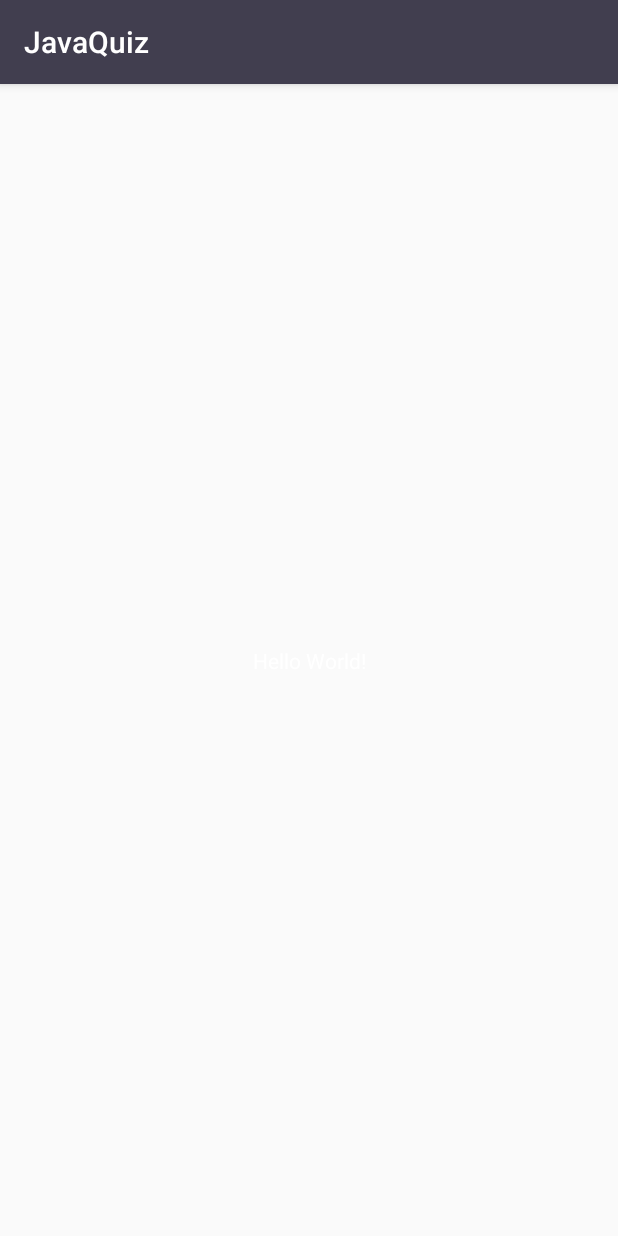
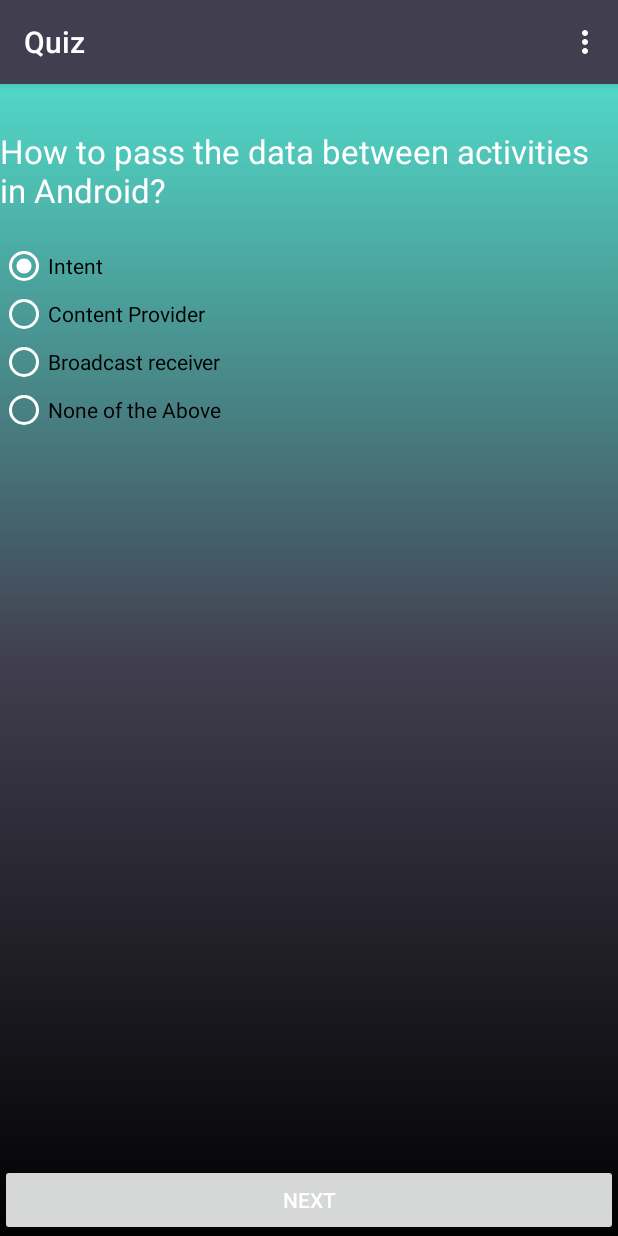
Before and after one commit to arm07/JavaQuiz, an Android app: the QuizMainActivity screen opened directly, with no data from a screen before it, on a phone screen of 412 x 824 dp. Run offline under Robolectric (Android 15) with nearby library versions, the phone set to English and light mode, and no system bars.

Commit message:
Injected questions from SQLite to View(UI)

```diff
--- a/app/src/main/AndroidManifest.xml
+++ b/app/src/main/AndroidManifest.xml
@@ -19,7 +19,8 @@
         <activity android:name=".activities.QuizMainActivity" />
         <activity android:name=".activities.LoginActivity" />
         <activity android:name=".activities.RegisterActivity" />
-        <activity android:name=".activities.DashboardActivity"></activity>
+        <activity android:name=".activities.DashboardActivity" />
+        <activity android:name=".activities.ResultActivity"></activity>
     </application>
 
 </manifest>
--- a/app/src/main/java/com/arm07/android/javaquiz/activities/QuizMainActivity.java
+++ b/app/src/main/java/com/arm07/android/javaquiz/activities/QuizMainActivity.java
@@ -1,15 +1,83 @@
 package com.arm07.android.javaquiz.activities;
 
+import android.content.Intent;
+import android.os.Bundle;
 import android.support.v7.app.AppCompatActivity;
-import android.os.Bundle;
+import android.util.Log;
+import android.view.Menu;
+import android.view.View;
+import android.widget.Button;
+import android.widget.RadioButton;
+import android.widget.RadioGroup;
+import android.widget.TextView;
 
 import com.arm07.android.javaquiz.R;
+import com.arm07.android.javaquiz.model.Question;
+import com.arm07.android.javaquiz.sql.DbHelperQuestions;
+
+import java.util.List;
 
 public class QuizMainActivity extends AppCompatActivity {
 
+    List<Question> quesList;
+    int score=0;
+    int qid=0;
+    Question currentQ;
+    TextView txtQuestion;
+    RadioButton rda, rdb, rdc,rdd;
+    Button butNext;
     @Override
     protected void onCreate(Bundle savedInstanceState) {
         super.onCreate(savedInstanceState);
         setContentView(R.layout.activity_main);
+        DbHelperQuestions db=new DbHelperQuestions(this);
+        quesList=db.getAllQuestions();
+        currentQ=quesList.get(qid);
+        txtQuestion=(TextView)findViewById(R.id.textView1);
+        rda=(RadioButton)findViewById(R.id.radio0);
+        rdb=(RadioButton)findViewById(R.id.radio1);
+        rdc=(RadioButton)findViewById(R.id.radio2);
+        rdd=(RadioButton) findViewById(R.id.radio3);
+        butNext=(Button)findViewById(R.id.button1);
+        setQuestionView();
+        butNext.setOnClickListener(new View.OnClickListener() {
+            @Override
+            public void onClick(View v) {
+                RadioGroup grp=(RadioGroup)findViewById(R.id.radioGroup1);
+                RadioButton answer=(RadioButton)findViewById(grp.getCheckedRadioButtonId());
+                Log.d("yourans", currentQ.getCorrectAnswer()+" "+answer.getText());
+                if(currentQ.getCorrectAnswer().equals(answer.getText()))
+                {
+                    score++;
+                    Log.d("score", "Your score"+score);
+                }
+                if(qid<9){
+                    currentQ=quesList.get(qid);
+                    setQuestionView();
+                }else{
+                    Intent intent = new Intent(QuizMainActivity.this, ResultActivity.class);
+                    Bundle b = new Bundle();
+                    b.putInt("score", score); //Your score
+                    intent.putExtras(b); //Put your score to your next Intent
+                    startActivity(intent);
+                    finish();
+                }
+            }
+        });
+    }
+    @Override
+    public boolean onCreateOptionsMenu(Menu menu) {
+        // Inflate the menu; this adds items to the action bar if it is present.
+        getMenuInflater().inflate(R.menu.activity_menu, menu);
+        return true;
+    }
+    private void setQuestionView()
+    {
+        txtQuestion.setText(currentQ.getQuestion());
+        rda.setText(currentQ.getOptions1());
+        rdb.setText(currentQ.getOptions2());
+        rdc.setText(currentQ.getOptions3());
+        rdd.setText(currentQ.getOptions4());
+        qid++;
     }
 }
--- a/app/src/main/java/com/arm07/android/javaquiz/sql/DatabaseHelper.java
+++ b/app/src/main/java/com/arm07/android/javaquiz/sql/DatabaseHelper.java
@@ -56,13 +56,10 @@ public class DatabaseHelper extends SQLiteOpenHelper {
 
     @Override
     public void onUpgrade(SQLiteDatabase db, int oldVersion, int newVersion) {
-
         //Drop User Table if exist
         db.execSQL(DROP_USER_TABLE);
-
         // Create tables again
         onCreate(db);
-
     }
 
     /**
@@ -116,7 +113,6 @@ public class DatabaseHelper extends SQLiteOpenHelper {
                 null,       //group the rows
                 null,       //filter by row groups
                 sortOrder); //The sort order
-
 
         // Traversing through all rows and adding to list
         if (cursor.moveToFirst()) {
@@ -176,7 +172,6 @@ public class DatabaseHelper extends SQLiteOpenHelper {
      * @return true/false
      */
     public boolean checkUser(String email) {
-
         // array of columns to fetch
         String[] columns = {
                 COLUMN_USER_ID
--- a/app/src/main/java/com/arm07/android/javaquiz/sql/DbHelperQuestions.java
+++ b/app/src/main/java/com/arm07/android/javaquiz/sql/DbHelperQuestions.java
@@ -33,16 +33,19 @@ public class DbHelperQuestions extends SQLiteOpenHelper {
     private static final String KEY_OPTD="optd"; //option d
     private SQLiteDatabase dbase;
 
+    private String sql = "CREATE TABLE IF NOT EXISTS " + TABLE_QUEST + " ( "
+            + KEY_ID + " INTEGER PRIMARY KEY AUTOINCREMENT, " + KEY_QUES
+            + " TEXT, " + KEY_ANSWER+ " TEXT, "+KEY_OPTA +" TEXT, "
+            +KEY_OPTB +" TEXT, "+KEY_OPTC +" TEXT, "+KEY_OPTD+" TEXT)";
+
+    private String DROP_USER_TABLE="DROP TABLE IF EXISTS " + TABLE_QUEST;
+
     public DbHelperQuestions(Context context) {
         super(context, DATABASE_NAME, null, DATABASE_VERSION);
     }
     @Override
     public void onCreate(SQLiteDatabase db) {
         dbase=db;
-        String sql = "CREATE TABLE IF NOT EXISTS " + TABLE_QUEST + " ( "
-                + KEY_ID + " INTEGER PRIMARY KEY AUTOINCREMENT, " + KEY_QUES
-                + " TEXT, " + KEY_ANSWER+ " TEXT, "+KEY_OPTA +" TEXT, "
-                +KEY_OPTB +" TEXT, "+KEY_OPTC +" TEXT, "+KEY_OPTD+" TEXT)";
         db.execSQL(sql);
         addQuestions();
         //db.close();
@@ -51,7 +54,7 @@ public class DbHelperQuestions extends SQLiteOpenHelper {
     @Override
     public void onUpgrade(SQLiteDatabase db, int oldV, int newV) {
         // Drop older table if existed
-        db.execSQL("DROP TABLE IF EXISTS " + TABLE_QUEST);
+        db.execSQL(DROP_USER_TABLE);
         // Create tables again
         onCreate(db);
     }
--- a/app/src/main/res/layout/activity_main.xml
+++ b/app/src/main/res/layout/activity_main.xml
@@ -1,18 +1,60 @@
-<?xml version="1.0" encoding="utf-8"?>
-<android.support.constraint.ConstraintLayout xmlns:android="http://schemas.android.com/apk/res/android"
-    xmlns:app="http://schemas.android.com/apk/res-auto"
+<RelativeLayout xmlns:android="http://schemas.android.com/apk/res/android"
     xmlns:tools="http://schemas.android.com/tools"
     android:layout_width="match_parent"
     android:layout_height="match_parent"
-    tools:context="com.arm07.android.javaquiz.activities.QuizMainActivity">
-
-    <TextView
+    tools:context=".activities.QuizMainActivity"
+    android:background="@drawable/gradient">
+    <LinearLayout
         android:layout_width="wrap_content"
         android:layout_height="wrap_content"
-        android:text="Hello World!"
-        app:layout_constraintBottom_toBottomOf="parent"
-        app:layout_constraintLeft_toLeftOf="parent"
-        app:layout_constraintRight_toRightOf="parent"
-        app:layout_constraintTop_toTopOf="parent" />
+        android:layout_alignParentBottom="true"
+        android:layout_alignParentLeft="true"
+        android:layout_alignParentRight="true"
+        android:layout_alignParentTop="true"
+        android:orientation="vertical" >
 
-</android.support.constraint.ConstraintLayout>
+        <TextView
+            android:id="@+id/textView1"
+            android:layout_width="match_parent"
+            android:layout_height="wrap_content"
+            android:layout_marginTop="30dp"
+            android:text="Large Text"
+            android:textAppearance="?android:attr/textAppearanceLarge" />
+        <RadioGroup
+            android:id="@+id/radioGroup1"
+            android:layout_width="match_parent"
+            android:layout_height="wrap_content"
+            android:layout_marginTop="20dp"
+            android:layout_weight="0.04" >
+            <RadioButton
+                android:id="@+id/radio0"
+                android:layout_width="match_parent"
+                android:layout_height="wrap_content"
+                android:checked="true"
+                android:text="RadioButton" />
+            <RadioButton
+                android:id="@+id/radio1"
+                android:layout_width="match_parent"
+                android:layout_height="wrap_content"
+                android:text="RadioButton" />
+            <RadioButton
+                android:id="@+id/radio2"
+                android:layout_width="match_parent"
+                android:layout_height="wrap_content"
+                android:text="RadioButton" />
+            <RadioButton
+                android:id="@+id/radio3"
+                android:layout_width="match_parent"
+                android:layout_height="wrap_content"
+                android:text="RadioButton" />
+        </RadioGroup>
+
+
+
+        <Button
+            android:id="@+id/button1"
+            android:layout_width="match_parent"
+            android:layout_height="wrap_content"
+            android:text="@string/str_next" />
+    </LinearLayout>
+</RelativeLayout>
--- /dev/null
+++ b/app/src/main/res/menu/activity_menu.xml
@@ -0,0 +1,10 @@
+<menu xmlns:app="http://schemas.android.com/apk/res-auto"
+    xmlns:android="http://schemas.android.com/apk/res/android" >
+
+    <item
+        android:id="@+id/menu_settings"
+        android:orderInCategory="100"
+        android:title="@string/menu_settings"
+        app:showAsAction="never" />
+
+</menu>
--- a/app/src/main/res/values/strings.xml
+++ b/app/src/main/res/values/strings.xml
@@ -1,5 +1,5 @@
 <resources>
-    <string name="app_name">JavaQuiz</string>
+    <string name="app_name">Quiz</string>
     <string name="text_accounts">All Accounts</string>
     <string name="hint_name">Name</string>
     <string name="hint_email">Email</string>
@@ -21,6 +21,9 @@
     <string name="text_hello">Hello,</string>
     <string name="text_title">Android Tutorials Hub</string>
 
+    <string name="str_next">Next</string>
+    <string name="menu_settings">Settings</string>
+
     <string name="hello_blank_fragment">Hello blank fragment</string>
     <string name="dummy_button">Dummy Button</string>
     <string name="dummy_content">DUMMY\nCONTENT</string>
```
Also changed, not shown: app/src/main/java/com/arm07/android/javaquiz/activities/ResultActivity.java (added, +47 -0 lines), app/src/main/java/com/arm07/android/javaquiz/model/Question.java (+31 -1 lines), app/src/main/res/layout/activity_result.xml (added, +35 -0 lines).
